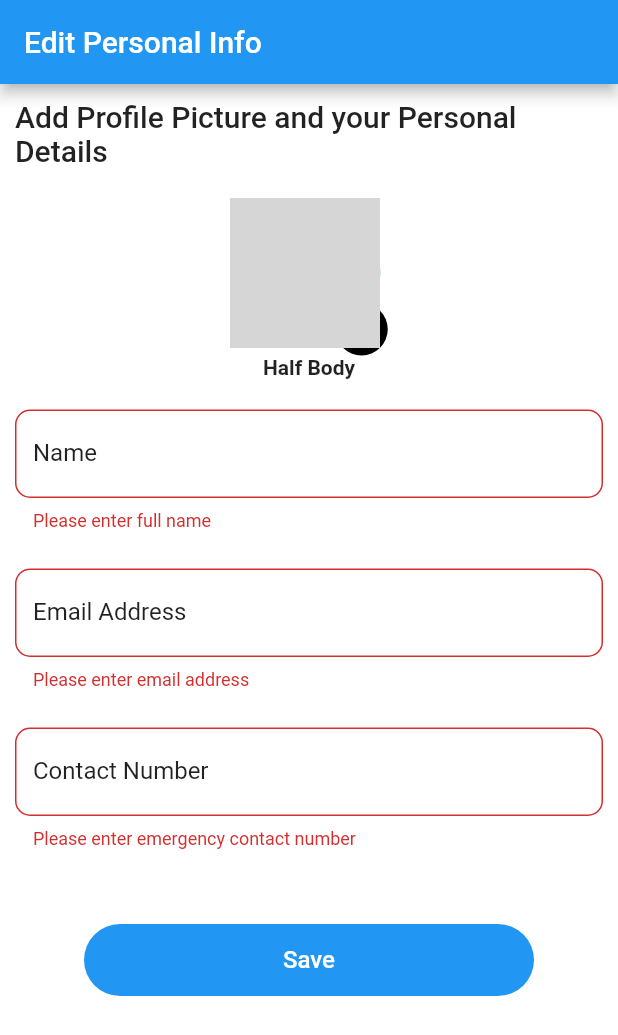
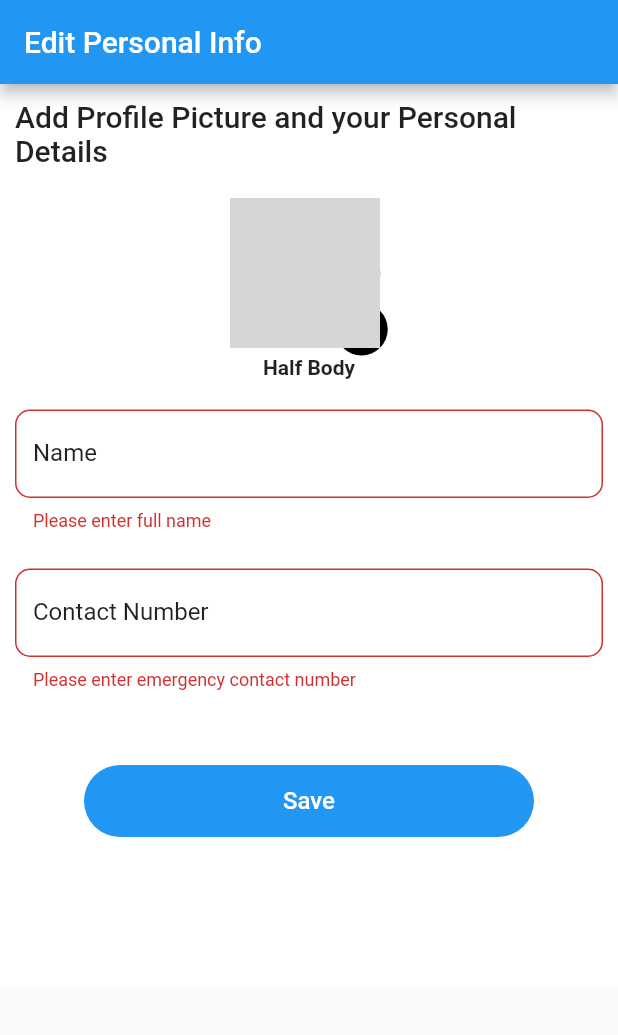
Before and after one commit to Boghdady/flutter-upload-image-api, a Flutter app: the screen it shows after launch, after a tap on "Save", on a phone screen of 412 x 824 dp. Shown: the top 1035 px of the screen. Run offline on Flutter 3.47's test engine with Material 2 defaults, Android fonts, the phone set to English and light mode, and no system bars; our stand-ins replace dio, image_picker, progress_dialog; network calls fail; grey boxes are pictures that could not be loaded.

```diff
--- a/lib/pages/home_page.dart
+++ b/lib/pages/home_page.dart
@@ -12,7 +12,6 @@ import 'package:mime/mime.dart';
 import 'package:progress_dialog/progress_dialog.dart';
 import 'package:path/path.dart';
 
-
 class HomePage extends StatefulWidget {
   @override
   _HomePageState createState() => _HomePageState();
@@ -22,9 +21,9 @@ class _HomePageState extends State<HomePage> {
   ProgressDialog pr;
   String _name;
   String _contact;
-  String _email;
   File _image;
- final GlobalKey<ScaffoldState> _scaffoldstate = new GlobalKey<ScaffoldState>();
+  final GlobalKey<ScaffoldState> _scaffoldstate =
+      new GlobalKey<ScaffoldState>();
   var name = TextEditingController();
   var contact = TextEditingController();
   var email = TextEditingController();
@@ -32,7 +31,6 @@ class _HomePageState extends State<HomePage> {
       'https://git.unilim.fr/assets/no_group_avatar-4a9d347a20d783caee8aaed4a37a65930cb8db965f61f3b72a2e954a0eaeb8ba.png';
 
   final _formKey = GlobalKey<FormState>();
-
 
   @override
   Widget build(BuildContext context) {
@@ -52,10 +50,12 @@ class _HomePageState extends State<HomePage> {
           color: Colors.black, fontSize: 19.0, fontWeight: FontWeight.w600),
     );
     return Scaffold(
+      key: _scaffoldstate,
       appBar: AppBar(
         title: Text('Edit Personal Info'),
       ),
-      body: SafeArea(child: Container(
+      body: SafeArea(
+        child: Container(
           color: Colors.white,
           child: Padding(
             padding: EdgeInsets.only(
@@ -86,7 +86,9 @@ class _HomePageState extends State<HomePage> {
                               radius: 50.0,
                             ),
                             InkWell(
-                              onTap:() {_onAlertPress(context);},
+                              onTap: () {
+                                _onAlertPress(context);
+                              },
                               child: Container(
                                   padding: EdgeInsets.all(5),
                                   decoration: BoxDecoration(
@@ -140,38 +142,6 @@ class _HomePageState extends State<HomePage> {
                               return null;
                             },
                           ),
-
-                          //========================================== Email Address
-                          Container(
-                            margin: EdgeInsets.only(top: 25),
-                            child: TextFormField(
-                              controller: email,
-                              onChanged: ((String email) {
-                                setState(() {
-                                  _email = email;
-                                  print(_email);
-                                });
-                              }),
-                              decoration: InputDecoration(
-                                labelText: "Email Address",
-                                labelStyle: TextStyle(
-                                  color: Colors.black87,
-                                ),
-                                border: OutlineInputBorder(
-                                    borderRadius: BorderRadius.circular(10)),
-                                focusedBorder: OutlineInputBorder(
-                                    borderRadius: BorderRadius.circular(10)),
-                              ),
-                              textAlign: TextAlign.center,
-                              validator: (value) {
-                                if (value.isEmpty) {
-                                  return 'Please enter email address';
-                                }
-                                return null;
-                              },
-                            ),
-                          ),
-
                           //===================================================== Emergency Contact
 
                           Container(
@@ -239,10 +209,10 @@ class _HomePageState extends State<HomePage> {
               ),
             ),
           ),
-        ),),
+        ),
+      ),
     );
   }
-
 
   //========================================================================== Funcions Area
 
@@ -264,7 +234,9 @@ class _HomePageState extends State<HomePage> {
                     Text('Gallery'),
                   ],
                 ),
-                onPressed: (){getGalleryImage(context);},
+                onPressed: () {
+                  getGalleryImage(context);
+                },
               ),
               CupertinoDialogAction(
                 isDefaultAction: true,
@@ -277,7 +249,9 @@ class _HomePageState extends State<HomePage> {
                     Text('Take Photo'),
                   ],
                 ),
-                onPressed: () {getCameraImage(context);},
+                onPressed: () {
+                  getCameraImage(context);
+                },
               ),
             ],
           );
@@ -312,14 +286,11 @@ class _HomePageState extends State<HomePage> {
     print("File base name: $fileName");
 
     try {
-      FormData formData =
-          new FormData.fromMap({
+      FormData formData = new FormData.fromMap({
         "name": _name,
-            "email": _email,
         "contact": _contact,
-            "file": await MultipartFile.fromFile(filePath,filename:fileName),
-            }
-    );
+        "file": await MultipartFile.fromFile(filePath, filename: fileName),
+      });
 
       Response response =
           await Dio().post("http://192.168.0.101/saveFile.php", data: formData);
@@ -340,9 +311,8 @@ class _HomePageState extends State<HomePage> {
   }
 
   void _startUploading() async {
-    if (_image != null || _name != '' || _email != '' || _contact != '') {
+    if (_image != null || _name != '' || _contact != '') {
       await _uploadFile(_image);
     }
   }
-
 }
```
Lines whose indentation alone changed are shown as unchanged.
